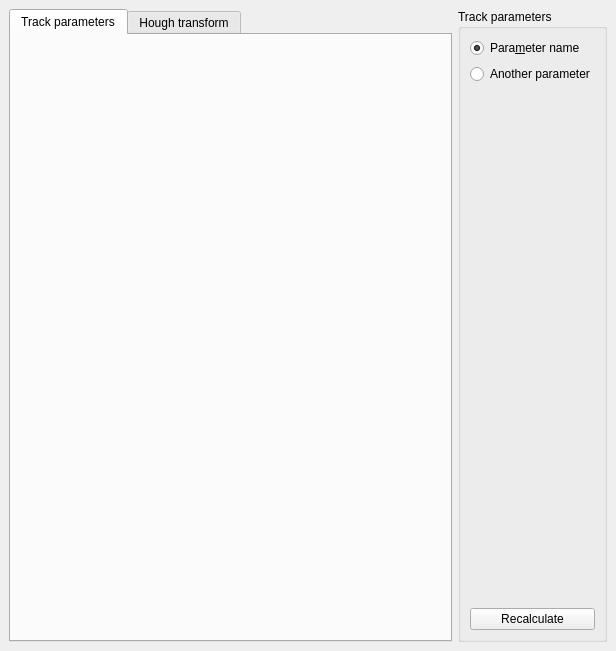
This is STRT/view/tracks_parameters.ui in vladkrylov/mTPC as Qt 5 draws it before an edit. The edited form follows.
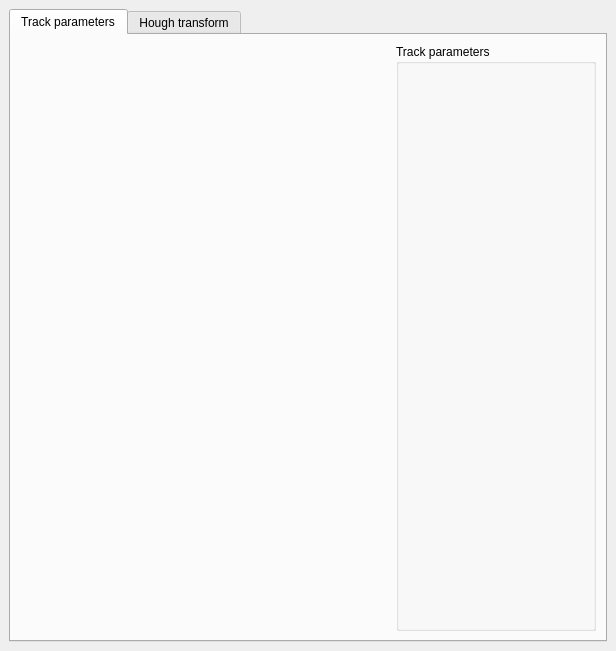
This is the edited form.

Commit message: track parameters form corrected

Diff of the .ui file:
```diff
--- a/STRT/view/tracks_parameters.ui
+++ b/STRT/view/tracks_parameters.ui
@@ -67,16 +67,7 @@
             </item>
            </layout>
           </item>
-         </layout>
-        </widget>
-        <widget class="QWidget" name="HoughWidgetPage">
-         <attribute name="title">
-          <string>Hough transform</string>
-         </attribute>
-        </widget>
-       </widget>
-      </item>
-      <item>
+          <item row="0" column="1">
        <widget class="QGroupBox" name="parameterNames">
         <property name="sizePolicy">
          <sizepolicy hsizetype="Maximum" vsizetype="Preferred">
@@ -99,45 +90,16 @@
         <property name="title">
          <string>Track parameters</string>
         </property>
-        <layout class="QVBoxLayout" name="verticalLayout">
-         <item>
-          <widget class="QRadioButton" name="paramRadioButton1">
-           <property name="text">
-            <string>Para&amp;meter name</string>
-           </property>
-           <property name="checked">
-            <bool>true</bool>
-           </property>
-          </widget>
-         </item>
-         <item>
-          <widget class="QRadioButton" name="paramRadioButton2">
-           <property name="text">
-            <string>Another parameter</string>
-           </property>
-          </widget>
-         </item>
-         <item>
-          <spacer name="verticalSpacer">
-           <property name="orientation">
-            <enum>Qt::Vertical</enum>
-           </property>
-           <property name="sizeHint" stdset="0">
-            <size>
-             <width>20</width>
-             <height>40</height>
-            </size>
-           </property>
-          </spacer>
-         </item>
-         <item>
-          <widget class="QPushButton" name="computeParametersButton">
-           <property name="text">
-            <string>Recalculate</string>
-           </property>
+            <layout class="QVBoxLayout" name="verticalLayout"/>
           </widget>
          </item>
         </layout>
+        </widget>
+        <widget class="QWidget" name="HoughWidgetPage">
+         <attribute name="title">
+          <string>Hough transform</string>
+         </attribute>
+        </widget>
        </widget>
       </item>
      </layout>
```
Lines whose indentation alone changed are shown as unchanged. The commit also changes 1 other file.
